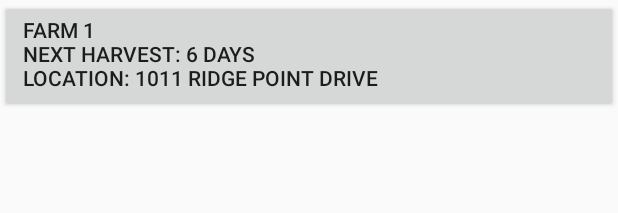
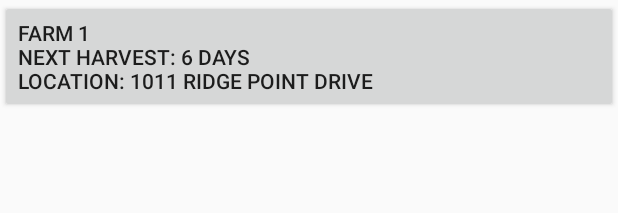
Before and after one commit to dcheung1/AgAutomation-App, an Android app: the layout farms_overview.xml on its own in the app's theme, with its tools: preview values and no code run, on a phone screen of 412 x 824 dp. Shown: the top 213 px of the screen. Run offline under Robolectric (Android 15) with nearby library versions, the phone set to English and light mode, and no system bars.

Commit message:
New File

```diff
--- a/app/src/main/res/layout/farms_overview.xml
+++ b/app/src/main/res/layout/farms_overview.xml
@@ -1,10 +1,9 @@
 <?xml version="1.0" encoding="utf-8"?>
+
 <ScrollView xmlns:android="http://schemas.android.com/apk/res/android"
-    xmlns:app="http://schemas.android.com/apk/res-auto"
     xmlns:tools="http://schemas.android.com/tools"
     android:layout_width="match_parent"
-    android:layout_height="match_parent"
-    tools:context="com.agautomation.agautomation_application.MainActivity">
+    android:layout_height="match_parent">
 
     <LinearLayout
         android:layout_width="match_parent"
@@ -12,13 +11,24 @@
         android:orientation="vertical">
 
         <Button
-                android:id="@+id/button7"
+            android:id="@+id/button1"
             android:layout_width="match_parent"
             android:layout_height="75dp"
             android:onClick="Farm1Click"
-                android:text=" Farm 1 \n Next Harvest: 6 Days \n Location: 1011 Ridge Point Drive"
-                android:gravity="left"
-                android:visibility="visible" />
+            android:text="Farm 1 \nNext Harvest: 6 Days \nLocation: 1011 Ridge Point Drive"
+            android:textAlignment="viewStart"
+            android:visibility="visible"
+            tools:ignore="HardcodedText,RtlCompat" />
+
+        <Button
+            android:id="@+id/button2"
+            android:layout_width="match_parent"
+            android:layout_height="75dp"
+            android:onClick="Farm1Click"
+            android:text="Farm 1 \nNext Harvest: 6 Days \nLocation: 1011 Ridge Point Drive"
+            android:textAlignment="viewStart"
+            android:visibility="invisible"
+            tools:ignore="HardcodedText,RtlCompat" />
 
     </LinearLayout>
 </ScrollView>
```
Lines whose indentation alone changed are shown as unchanged.
